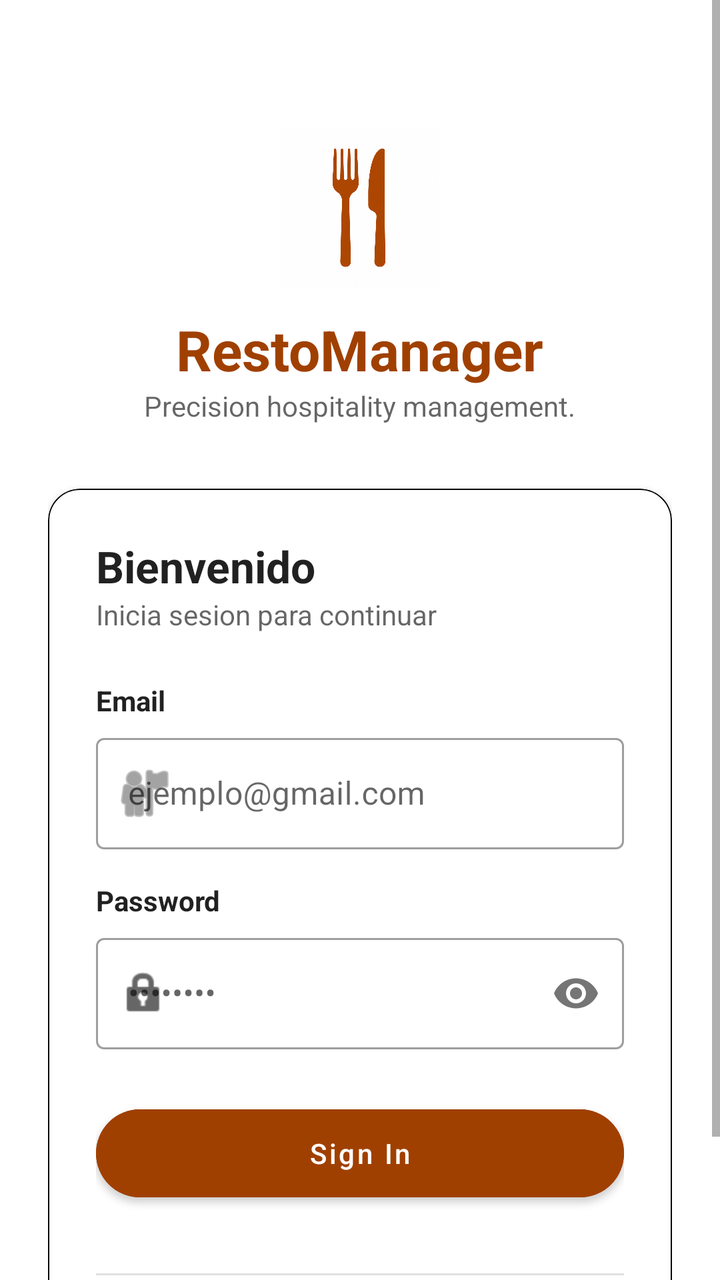
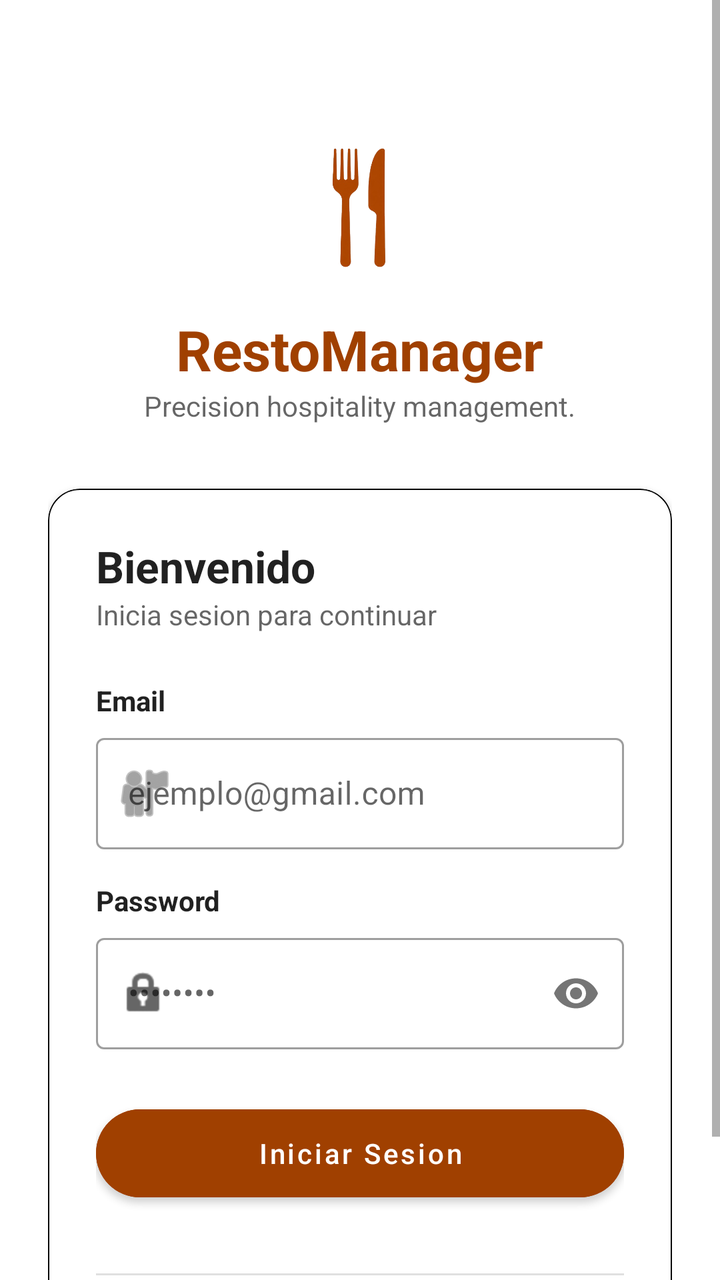

Compare the two renders of this Android layout. The source of the first and the diff that turns it into the second are given below.
<!-- AndroidManifest.xml: application theme Theme.Sistema_Restaurante -->
<!-- res/layout/activity_login.xml -->
<?xml version="1.0" encoding="utf-8"?>
<ScrollView xmlns:android="http://schemas.android.com/apk/res/android"
    xmlns:app="http://schemas.android.com/apk/res-auto"
    android:layout_width="match_parent"
    android:layout_height="match_parent"
    android:fillViewport="true"
    android:background="?android:attr/windowBackground">

    <LinearLayout
        android:layout_width="match_parent"
        android:layout_height="wrap_content"
        android:orientation="vertical"
        android:padding="24dp"
        android:gravity="center_horizontal">

        <ImageView
            android:id="@+id/ivLogo"
            android:layout_width="80dp"
            android:layout_height="80dp"
            android:layout_marginTop="40dp"
            android:src="@drawable/icon_restaurante"
            android:contentDescription="Logo Restaurante" />

        <TextView
            android:id="@+id/tvAppName"
            android:layout_width="wrap_content"
            android:layout_height="wrap_content"
            android:text="RestoManager"
            android:textColor="?attr/colorPrimary"
            android:textSize="28sp"
            android:textStyle="bold"
            android:layout_marginTop="12dp"/>

        <TextView
            android:id="@+id/tvAppSubtitle"
            android:layout_width="wrap_content"
            android:layout_height="wrap_content"
            android:text="Precision hospitality management."
            android:textColor="?android:attr/textColorSecondary"
            android:textSize="14sp"
            android:layout_marginBottom="32dp"/>

        <com.google.android.material.card.MaterialCardView
            android:layout_width="match_parent"
            android:layout_height="wrap_content"
            app:cardCornerRadius="16dp"
            app:cardElevation="2dp"
            app:cardBackgroundColor="?attr/colorSurface"
            app:strokeColor="?attr/colorOnSurface"
            app:strokeWidth="0.5dp">

            <LinearLayout
                android:layout_width="match_parent"
                android:layout_height="wrap_content"
                android:orientation="vertical"
                android:padding="24dp">

                <TextView
                    android:layout_width="wrap_content"
                    android:layout_height="wrap_content"
                    android:text="Bienvenido"
                    android:textSize="22sp"
                    android:textStyle="bold"
                    android:textColor="?android:attr/textColorPrimary"/>

                <TextView
                    android:layout_width="wrap_content"
                    android:layout_height="wrap_content"
                    android:text="Inicia sesion para continuar"
                    android:textColor="?android:attr/textColorSecondary"
                    android:textSize="14sp"
                    android:layout_marginBottom="24dp"/>

                <TextView
                    android:layout_width="wrap_content"
                    android:layout_height="wrap_content"
                    android:text="Email"
                    android:textStyle="bold"
                    android:textSize="14sp"
                    android:textColor="?android:attr/textColorPrimary"/>

                <com.google.android.material.textfield.TextInputLayout
                    android:layout_width="match_parent"
                    android:layout_height="wrap_content"
                    android:layout_marginTop="4dp"
                    android:layout_marginBottom="16dp"
                    app:startIconDrawable="@android:drawable/ic_menu_myplaces"
                    style="@style/Widget.MaterialComponents.TextInputLayout.OutlinedBox">

                    <com.google.android.material.textfield.TextInputEditText
                        android:id="@+id/etUsername"
                        android:layout_width="match_parent"
                        android:layout_height="wrap_content"
                        android:hint="ejemplo@gmail.com"
                        android:inputType="textEmailAddress"/>
                </com.google.android.material.textfield.TextInputLayout>

                <TextView
                    android:layout_width="wrap_content"
                    android:layout_height="wrap_content"
                    android:text="Password"
                    android:textStyle="bold"
                    android:textSize="14sp"
                    android:textColor="?android:attr/textColorPrimary"/>

                <com.google.android.material.textfield.TextInputLayout
                    android:layout_width="match_parent"
                    android:layout_height="wrap_content"
                    android:layout_marginTop="4dp"
                    app:startIconDrawable="@android:drawable/ic_lock_idle_lock"
                    app:passwordToggleEnabled="true"
                    style="@style/Widget.MaterialComponents.TextInputLayout.OutlinedBox">

                    <com.google.android.material.textfield.TextInputEditText
                        android:id="@+id/etPassword"
                        android:layout_width="match_parent"
                        android:layout_height="wrap_content"
                        android:hint="••••••••"
                        android:inputType="textPassword"/>
                </com.google.android.material.textfield.TextInputLayout>

                <com.google.android.material.button.MaterialButton
                    android:id="@+id/btnLogin"
                    android:layout_width="match_parent"
                    android:layout_height="56dp"
                    android:text="Sign In"
                    android:layout_marginTop="24dp"
                    app:cornerRadius="28dp"
                    android:backgroundTint="?attr/colorPrimary"
                    android:textAllCaps="false"/>

                <View
                    android:layout_width="match_parent"
                    android:layout_height="1dp"
                    android:background="?android:attr/dividerVertical"
                    android:layout_marginTop="32dp"/>

                <LinearLayout
                    android:layout_width="wrap_content"
                    android:layout_height="wrap_content"
                    android:orientation="horizontal"
                    android:layout_gravity="center"
                    android:layout_marginTop="16dp">

                    <TextView
                        android:layout_width="wrap_content"
                        android:layout_height="wrap_content"
                        android:text="¿No tienes cuenta? "
                        android:textColor="?android:attr/textColorSecondary"/>

                    <TextView
                        android:id="@+id/btnRegister"
                        android:layout_width="wrap_content"
                        android:layout_height="wrap_content"
                        android:text="Registrate"
                        android:textColor="?attr/colorPrimary"
                        android:textStyle="bold"
                        android:clickable="true"
                        android:focusable="true"/>
                </LinearLayout>

            </LinearLayout>
        </com.google.android.material.card.MaterialCardView>

    </LinearLayout>
</ScrollView>
<!-- resources referenced by this layout -->
<resources>
  <!-- drawable icon_restaurante: png bitmap (drawable, 591306 bytes) -->
  <style name="Theme.Sistema_Restaurante" parent="Theme.MaterialComponents.Light.NoActionBar">
          
          <item name="colorPrimary">#A04000</item>
          <item name="colorPrimaryVariant">#7E3200</item>
          <item name="colorOnPrimary">@color/white</item>
          
          <item name="colorSecondary">#FDF8F5</item>
          <item name="colorSecondaryVariant">#F5EBE0</item>
          <item name="colorOnSecondary">@color/black</item>
          
          <item name="android:statusBarColor">#FDF8F5</item>
          <item name="android:windowLightStatusBar">true</item>
          
      </style>
  <color name="white">#FFFFFFFF</color>
  <color name="black">#FF000000</color>
</resources>

<!-- the commit's change to res/layout/activity_login.xml (unified diff, before → after) -->
@@ -123,7 +123,7 @@
                     android:id="@+id/btnLogin"
                     android:layout_width="match_parent"
                     android:layout_height="56dp"
-                    android:text="Sign In"
+                    android:text="Iniciar Sesion"
                     android:layout_marginTop="24dp"
                     app:cornerRadius="28dp"
                     android:backgroundTint="?attr/colorPrimary"
<!-- resource entries referenced after the edit -->
@@ -1,6 +1,6 @@
 <!-- resources referenced by this layout -->
 <resources>
-  <!-- drawable icon_restaurante: png bitmap (drawable, 591306 bytes) -->
+  <!-- drawable icon_restaurante: png bitmap (drawable, 51000 bytes) -->
   <style name="Theme.Sistema_Restaurante" parent="Theme.MaterialComponents.Light.NoActionBar">
           
           <item name="colorPrimary">#A04000</item>
